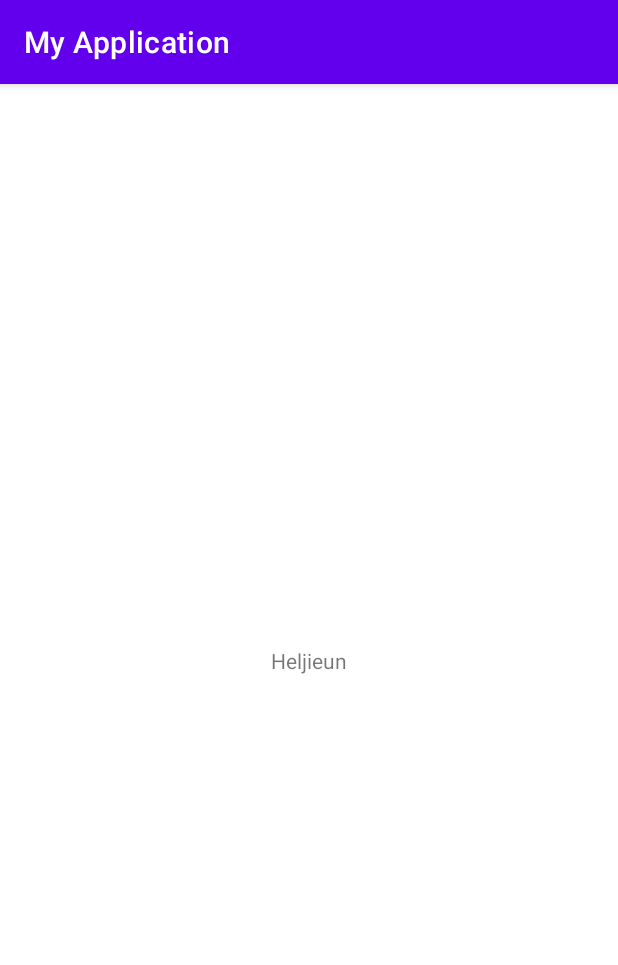
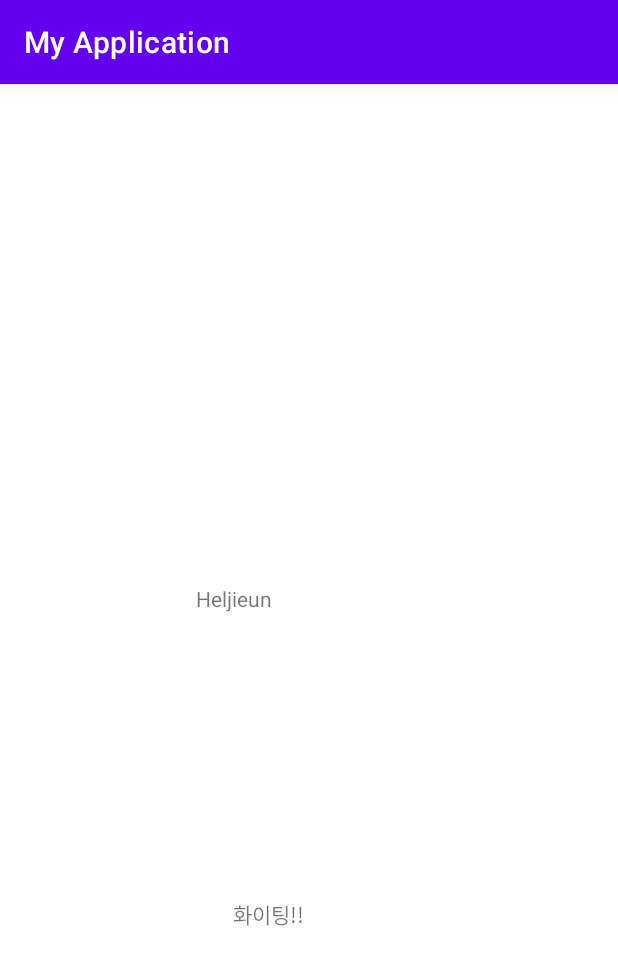
Before and after one commit to jieunheo/android, an Android app: the screen it shows after launch (MainActivity), on a phone screen of 412 x 824 dp. Shown: the top 965 px of the screen. Run offline under Robolectric (Android 15) with nearby library versions, the phone set to English and light mode, and no system bars.

Commit message:
text 추가

```diff
--- a/androidFirst/app/src/main/res/layout/activity_main.xml
+++ b/androidFirst/app/src/main/res/layout/activity_main.xml
@@ -7,12 +7,27 @@
     tools:context=".MainActivity">
 
     <TextView
-        android:layout_width="wrap_content"
-        android:layout_height="wrap_content"
+        android:id="@+id/textView2"
+        android:layout_width="150dp"
+        android:layout_height="100dp"
         android:text="Heljieun"
         app:layout_constraintBottom_toBottomOf="parent"
+        app:layout_constraintHorizontal_bias="0.498"
         app:layout_constraintLeft_toLeftOf="parent"
         app:layout_constraintRight_toRightOf="parent"
-        app:layout_constraintTop_toTopOf="parent" />
+        app:layout_constraintTop_toTopOf="parent"
+        app:layout_constraintVertical_bias="0.499" />
+
+    <TextView
+        android:id="@+id/textView"
+        android:layout_width="100dp"
+        android:layout_height="100dp"
+        android:text="화이팅!!"
+        app:layout_constraintBottom_toBottomOf="parent"
+        app:layout_constraintEnd_toEndOf="parent"
+        app:layout_constraintHorizontal_bias="0.498"
+        app:layout_constraintStart_toStartOf="parent"
+        app:layout_constraintTop_toBottomOf="@+id/textView2"
+        app:layout_constraintVertical_bias="0.467" />
 
 </androidx.constraintlayout.widget.ConstraintLayout>
```
